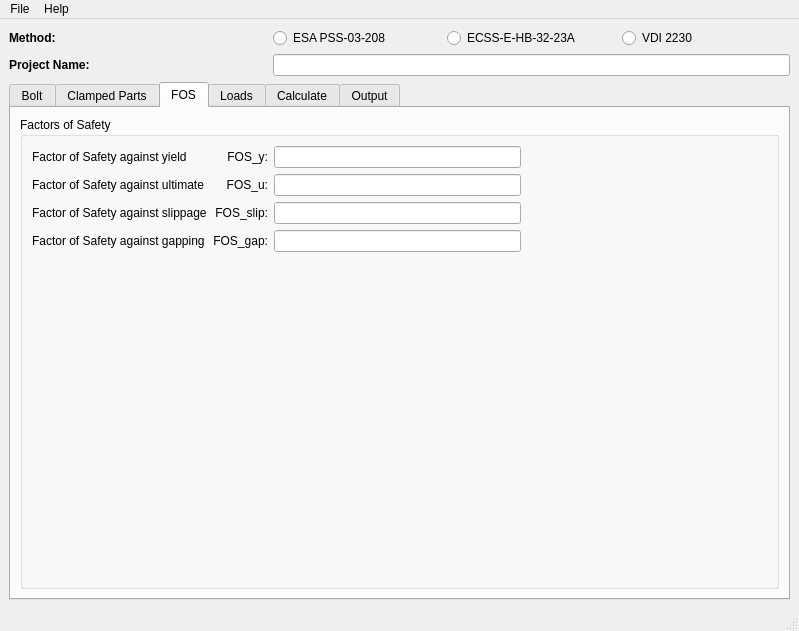
First picture: the form in BAT/src/gui/bat_gui.ui, repository misams/BAT, before the edit.
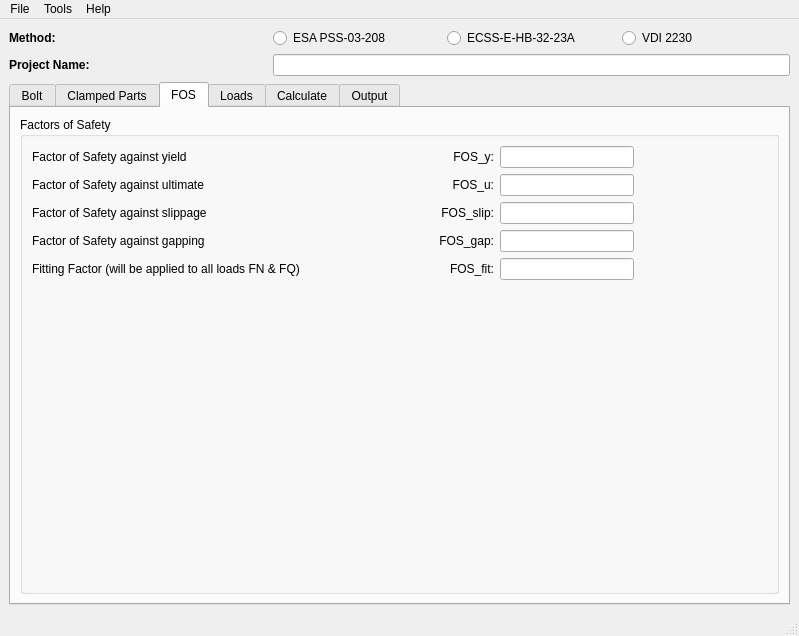
Second picture: the form after the edit. The open tabs and pages were chosen to show the change.

Commit message: Tool:bolted-flange included as dummy

Diff of the .ui file:
```diff
--- a/BAT/src/gui/bat_gui.ui
+++ b/BAT/src/gui/bat_gui.ui
@@ -7,7 +7,7 @@
     <x>0</x>
     <y>0</y>
     <width>799</width>
-    <height>631</height>
+    <height>636</height>
    </rect>
   </property>
   <property name="windowTitle">
@@ -531,9 +531,6 @@
            <string>Factors of Safety</string>
           </property>
           <layout class="QGridLayout" name="gridLayout_2">
-           <item row="1" column="2">
-            <widget class="QLineEdit" name="fosU"/>
-           </item>
            <item row="1" column="0">
             <widget class="QLabel" name="label_26">
              <property name="text">
@@ -541,7 +538,7 @@
              </property>
             </widget>
            </item>
-           <item row="0" column="1">
+           <item row="0" column="2">
             <widget class="QLabel" name="label_29">
              <property name="text">
               <string>FOS_y:</string>
@@ -551,7 +548,7 @@
              </property>
             </widget>
            </item>
-           <item row="1" column="1">
+           <item row="1" column="2">
             <widget class="QLabel" name="label_30">
              <property name="text">
               <string>FOS_u:</string>
@@ -568,10 +565,29 @@
              </property>
             </widget>
            </item>
-           <item row="0" column="2">
+           <item row="1" column="3">
+            <widget class="QLineEdit" name="fosU"/>
+           </item>
+           <item row="4" column="3">
+            <widget class="QLineEdit" name="fosFit"/>
+           </item>
+           <item row="2" column="1">
+            <spacer name="horizontalSpacer_3">
+             <property name="orientation">
+              <enum>Qt::Horizontal</enum>
+             </property>
+             <property name="sizeHint" stdset="0">
+              <size>
+               <width>40</width>
+               <height>20</height>
+              </size>
+             </property>
+            </spacer>
+           </item>
+           <item row="0" column="3">
             <widget class="QLineEdit" name="fosY"/>
            </item>
-           <item row="4" column="2">
+           <item row="5" column="3">
             <spacer name="verticalSpacer_5">
              <property name="orientation">
               <enum>Qt::Vertical</enum>
@@ -584,23 +600,10 @@
              </property>
             </spacer>
            </item>
-           <item row="1" column="3">
-            <spacer name="horizontalSpacer">
-             <property name="orientation">
-              <enum>Qt::Horizontal</enum>
-             </property>
-             <property name="sizeHint" stdset="0">
-              <size>
-               <width>40</width>
-               <height>20</height>
-              </size>
-             </property>
-            </spacer>
-           </item>
-           <item row="3" column="2">
+           <item row="3" column="3">
             <widget class="QLineEdit" name="fosGap"/>
            </item>
-           <item row="2" column="1">
+           <item row="2" column="2">
             <widget class="QLabel" name="label_31">
              <property name="text">
               <string>FOS_slip:</string>
@@ -610,7 +613,7 @@
              </property>
             </widget>
            </item>
-           <item row="3" column="1">
+           <item row="3" column="2">
             <widget class="QLabel" name="label_32">
              <property name="text">
               <string>FOS_gap:</string>
@@ -634,9 +637,39 @@
              </property>
             </widget>
            </item>
-           <item row="2" column="2">
+           <item row="2" column="3">
             <widget class="QLineEdit" name="fosSlip"/>
            </item>
+           <item row="4" column="2">
+            <widget class="QLabel" name="label_43">
+             <property name="text">
+              <string>FOS_fit:</string>
+             </property>
+             <property name="alignment">
+              <set>Qt::AlignRight|Qt::AlignTrailing|Qt::AlignVCenter</set>
+             </property>
+            </widget>
+           </item>
+           <item row="1" column="4">
+            <spacer name="horizontalSpacer">
+             <property name="orientation">
+              <enum>Qt::Horizontal</enum>
+             </property>
+             <property name="sizeHint" stdset="0">
+              <size>
+               <width>40</width>
+               <height>20</height>
+              </size>
+             </property>
+            </spacer>
+           </item>
+           <item row="4" column="0">
+            <widget class="QLabel" name="label_42">
+             <property name="text">
+              <string>Fitting Factor (will be applied to all loads FN &amp; FQ)</string>
+             </property>
+            </widget>
+           </item>
           </layout>
          </widget>
         </item>
@@ -957,7 +990,14 @@
     </property>
     <addaction name="actionAbout_BAT"/>
    </widget>
+   <widget class="QMenu" name="menuTools">
+    <property name="title">
+     <string>Tools</string>
+    </property>
+    <addaction name="actionBolted_Flange"/>
+   </widget>
    <addaction name="menuFile"/>
+   <addaction name="menuTools"/>
    <addaction name="menuHelp"/>
   </widget>
   <widget class="QStatusBar" name="statusbar"/>
```
Left out of the diff: 5 changed lines with no effect on the pictures. The commit also changes 5 other files.
